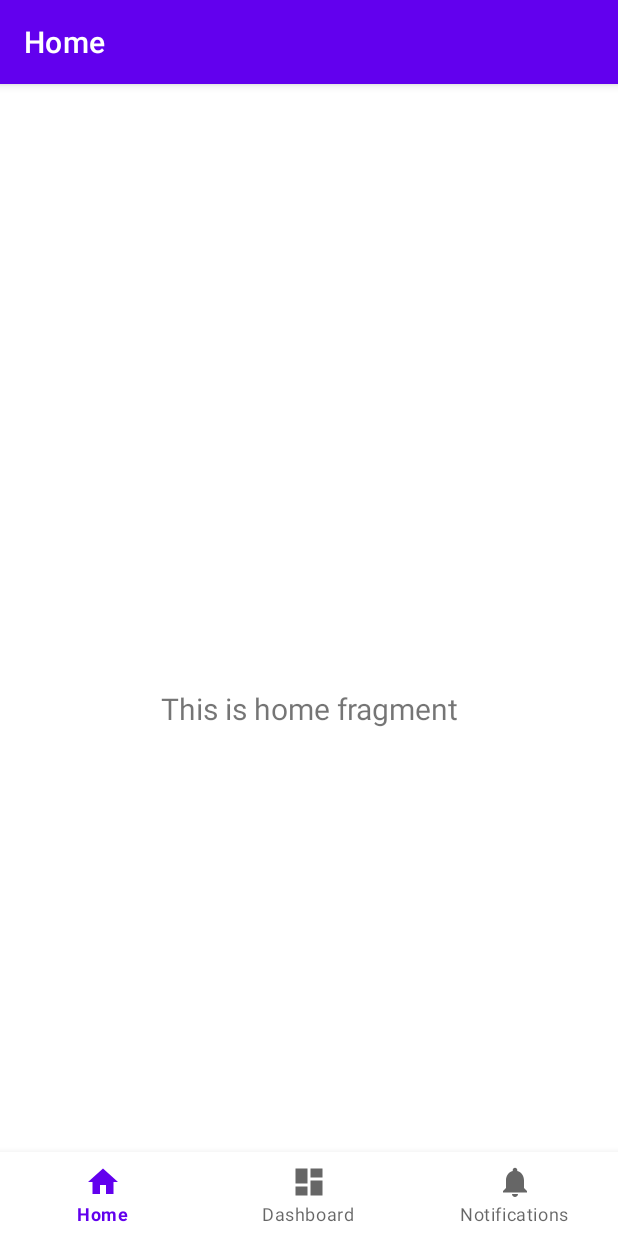
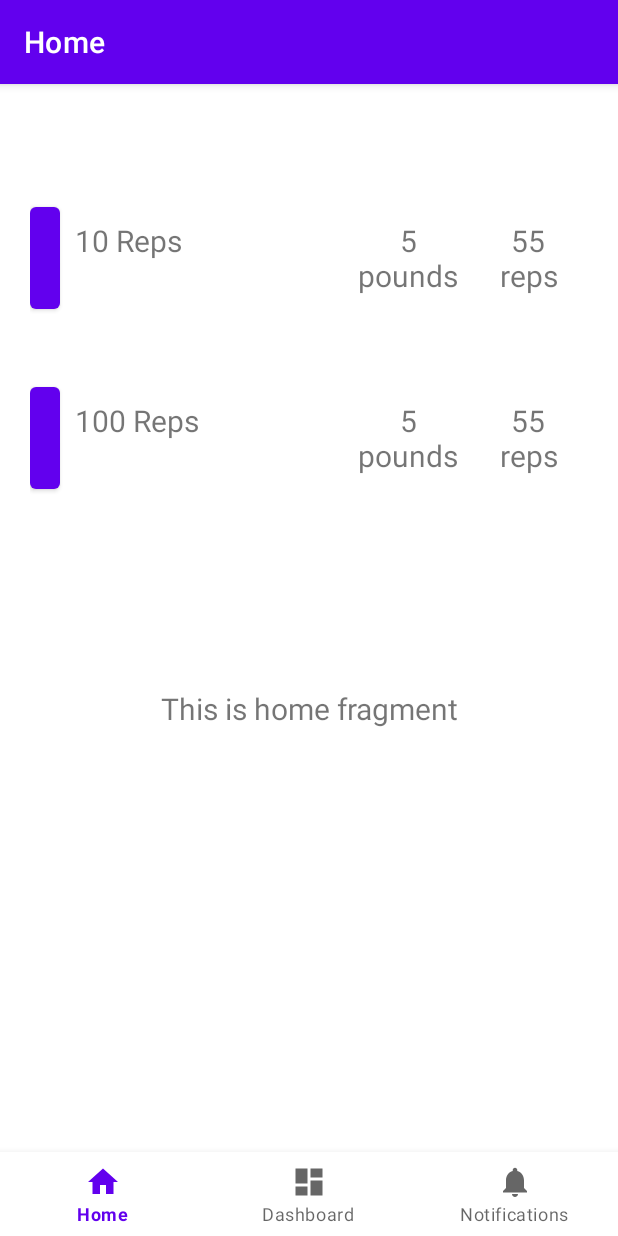
Before and after one commit to SgainsO/FitTrack, an Android app: the screen it shows after launch (MainActivity), on a phone screen of 412 x 824 dp. Run offline under Robolectric (Android 15) with nearby library versions, the phone set to English and light mode, and no system bars; our stand-ins replace navigation-ui.

Commit message:
Made a recycler view that works with a workout widgit

```diff
--- a/app/src/main/java/com/zybooks/myapplication/MainActivity.java
+++ b/app/src/main/java/com/zybooks/myapplication/MainActivity.java
@@ -9,12 +9,16 @@ import androidx.navigation.NavController;
 import androidx.navigation.Navigation;
 import androidx.navigation.ui.AppBarConfiguration;
 import androidx.navigation.ui.NavigationUI;
+import androidx.recyclerview.widget.RecyclerView;
 
 import com.zybooks.myapplication.databinding.ActivityMainBinding;
+import com.zybooks.myapplication.ui.home.CustomAdapater;
 
 public class MainActivity extends AppCompatActivity {
 
     private ActivityMainBinding binding;
+    private RecyclerView recyclerView;
+
 
     @Override
     protected void onCreate(Bundle savedInstanceState) {
@@ -22,7 +26,7 @@ public class MainActivity extends AppCompatActivity {
 
         binding = ActivityMainBinding.inflate(getLayoutInflater());
         setContentView(binding.getRoot());
-
+//        recyclerView.setLayoutManager(new LinearLayoutManager(this));
         BottomNavigationView navView = findViewById(R.id.nav_view);
         // Passing each menu ID as a set of Ids because each
         // menu should be considered as top level destinations.
@@ -32,6 +36,7 @@ public class MainActivity extends AppCompatActivity {
         NavController navController = Navigation.findNavController(this, R.id.nav_host_fragment_activity_main);
         NavigationUI.setupActionBarWithNavController(this, navController, appBarConfiguration);
         NavigationUI.setupWithNavController(binding.navView, navController);
+
     }
 
 }
--- /dev/null
+++ b/app/src/main/java/com/zybooks/myapplication/ui/home/CustomAdapater.java
@@ -0,0 +1,79 @@
+package com.zybooks.myapplication.ui.home;
+
+import android.view.LayoutInflater;
+import android.view.View;
+import android.view.ViewGroup;
+import android.widget.TextView;
+
+import androidx.recyclerview.widget.RecyclerView;
+
+import com.zybooks.myapplication.R;
+
+public class CustomAdapater extends RecyclerView.Adapter<CustomAdapater.ViewHolder> {
+
+    private final String [] type_array;
+    private final String [] weight_array;
+    private final String [] reps_array;
+
+    public static class ViewHolder extends RecyclerView.ViewHolder {
+
+        private final TextView type_textView;
+        private final TextView weight_textView;
+        private final TextView rep_textView;
+        public ViewHolder(View view) {
+            super(view);
+            // Define click listener for the ViewHolder's View
+
+            type_textView = (TextView) view.findViewById(R.id.workName);
+            weight_textView = (TextView) view.findViewById(R.id.weight);
+            rep_textView = (TextView) view.findViewById(R.id.reps);
+        }
+
+        public TextView getType() {
+            return type_textView;
+        }
+        public TextView getWeight()
+        {
+            return weight_textView;
+        }
+
+        public TextView getReps()
+        {
+            return rep_textView;
+        }
+    }
+
+    public CustomAdapater(String [] ty, String [] wei, String [] rep)
+    {
+        type_array = ty;
+        weight_array = wei;
+        reps_array = rep;
+    }
+
+    @Override
+    public ViewHolder onCreateViewHolder(ViewGroup viewGroup, int viewType)
+    {
+        // Create a new view, which defines the UI of the list item
+        View view = LayoutInflater.from(viewGroup.getContext())
+                .inflate(R.layout.lift_widget, viewGroup, false);
+
+        return new ViewHolder(view);
+    }
+
+    // Replace the contents of a view (invoked by the layout manager)
+    @Override
+    public void onBindViewHolder(ViewHolder viewHolder, final int position) {
+
+        // Get element from your dataset at this position and replace the
+        // contents of the view with that element
+        viewHolder.getType().setText(type_array[position]);
+        viewHolder.getType().setText(weight_array[position]);
+        viewHolder.getType().setText(reps_array[position]);
+    }
+
+    // Return the size of your dataset (invoked by the layout manager)
+    @Override
+    public int getItemCount() {
+        return type_array.length;
+    }
+}
--- a/app/src/main/java/com/zybooks/myapplication/ui/home/HomeFragment.java
+++ b/app/src/main/java/com/zybooks/myapplication/ui/home/HomeFragment.java
@@ -9,12 +9,16 @@ import android.widget.TextView;
 import androidx.annotation.NonNull;
 import androidx.fragment.app.Fragment;
 import androidx.lifecycle.ViewModelProvider;
+import androidx.recyclerview.widget.LinearLayoutManager;
+import androidx.recyclerview.widget.RecyclerView;
 
+import com.zybooks.myapplication.R;
 import com.zybooks.myapplication.databinding.FragmentHomeBinding;
 
 public class HomeFragment extends Fragment {
 
     private FragmentHomeBinding binding;
+    RecyclerView recyclerView;
 
     public View onCreateView(@NonNull LayoutInflater inflater,
                              ViewGroup container, Bundle savedInstanceState) {
@@ -23,10 +27,20 @@ public class HomeFragment extends Fragment {
 
         binding = FragmentHomeBinding.inflate(inflater, container, false);
         View root = binding.getRoot();
-
+        recyclerView = root.findViewById(R.id.recycler_view);
+        recyclerView.setLayoutManager(new LinearLayoutManager(requireContext()));
         final TextView textView = binding.textHome;
         homeViewModel.getText().observe(getViewLifecycleOwner(), textView::setText);
+
+
+        String[] testType = {"Bicep Curls", "Tricep Curls"};
+        String[] testPounds = {"10 Pounds", "100 Pounds"};
+        String[] testReps = {"10 Reps", "100 Reps"};
+
+        CustomAdapater adapter = new CustomAdapater(testType, testPounds, testReps);
+        recyclerView.setAdapter(adapter);
         return root;
+
     }
 
     @Override
--- /dev/null
+++ b/app/src/main/java/com/zybooks/myapplication/ui/home/LiftWidget.java
@@ -0,0 +1,16 @@
+package com.zybooks.myapplication.ui.home;
+
+public class LiftWidget {
+    public String name;
+    public String reps;
+    public String weight;
+
+    LiftWidget(String n, String r, String w)
+    {
+        name = n;
+        reps = r;
+        weight = w;
+    }
+
+
+}
--- a/app/src/main/res/layout/activity_main.xml
+++ b/app/src/main/res/layout/activity_main.xml
@@ -1,4 +1,6 @@
 <?xml version="1.0" encoding="utf-8"?>
+
+
 <androidx.constraintlayout.widget.ConstraintLayout xmlns:android="http://schemas.android.com/apk/res/android"
     xmlns:app="http://schemas.android.com/apk/res-auto"
     xmlns:tools="http://schemas.android.com/tools"
@@ -6,6 +8,8 @@
     android:layout_width="match_parent"
     android:layout_height="match_parent"
     android:paddingTop="?attr/actionBarSize">
+
+
 
     <com.google.android.material.bottomnavigation.BottomNavigationView
         android:id="@+id/nav_view"
@@ -26,9 +30,11 @@
         android:layout_height="match_parent"
         app:defaultNavHost="true"
         app:layout_constraintBottom_toTopOf="@id/nav_view"
+        app:layout_constraintHorizontal_bias="0.0"
         app:layout_constraintLeft_toLeftOf="parent"
         app:layout_constraintRight_toRightOf="parent"
         app:layout_constraintTop_toTopOf="parent"
+        app:layout_constraintVertical_bias="0.0"
         app:navGraph="@navigation/mobile_navigation" />
 
 </androidx.constraintlayout.widget.ConstraintLayout>
--- a/app/src/main/res/layout/fragment_home.xml
+++ b/app/src/main/res/layout/fragment_home.xml
@@ -5,6 +5,13 @@
     android:layout_width="match_parent"
     android:layout_height="match_parent"
     tools:context=".ui.home.HomeFragment">
+
+    <androidx.recyclerview.widget.RecyclerView
+        android:id="@+id/recycler_view"
+        android:layout_width="match_parent"
+        android:layout_height="match_parent"
+        app:layout_constraintStart_toStartOf="@+id/text_home"
+        app:layout_constraintTop_toTopOf="parent" />
 
     <TextView
         android:id="@+id/text_home"
--- /dev/null
+++ b/app/src/main/res/layout/lift_widget.xml
@@ -0,0 +1,51 @@
+<?xml version="1.0" encoding="utf-8"?>
+<RelativeLayout xmlns:android="http://schemas.android.com/apk/res/android"
+    android:layout_width="wrap_content"
+    android:layout_height="wrap_content"
+    android:orientation="horizontal"
+    android:padding="20dp"
+    android:id="@+id/WorkWidget">
+
+    <Button
+        android:layout_width="20dp"
+        android:layout_height="80dp"
+        android:id="@+id/EditButton">
+
+    </Button>
+
+    <TextView
+        android:layout_alignBottom="@id/EditButton"
+        android:id="@+id/workName"
+        android:paddingLeft="10dp"
+        android:layout_width="100sp"
+        android:layout_height="65dp"
+        android:layout_gravity="center"
+        android:text="Type of workout"
+        android:textAlignment="gravity"
+        android:textSize="20sp"
+        android:layout_toEndOf="@id/EditButton"/>
+
+    <TextView
+        android:layout_width="80dp"
+        android:id="@+id/reps"
+        android:textSize="20sp"
+        android:layout_height="65dp"
+        android:textAlignment="center"
+        android:text="55     reps"
+        android:layout_alignParentRight="true"
+        android:layout_alignTop="@+id/workName"
+        android:layout_alignBottom="@id/EditButton"/>
+    <TextView
+        android:id="@+id/weight"
+        android:layout_width="80dp"
+        android:textSize="20sp"
+        android:layout_height="65dp"
+        android:textAlignment="center"
+        android:text="5 pounds"
+        android:layout_toLeftOf="@id/reps"
+        android:layout_alignTop="@+id/workName"
+        android:layout_alignBottom="@id/EditButton"/>
+
+
+
+</RelativeLayout>
```
